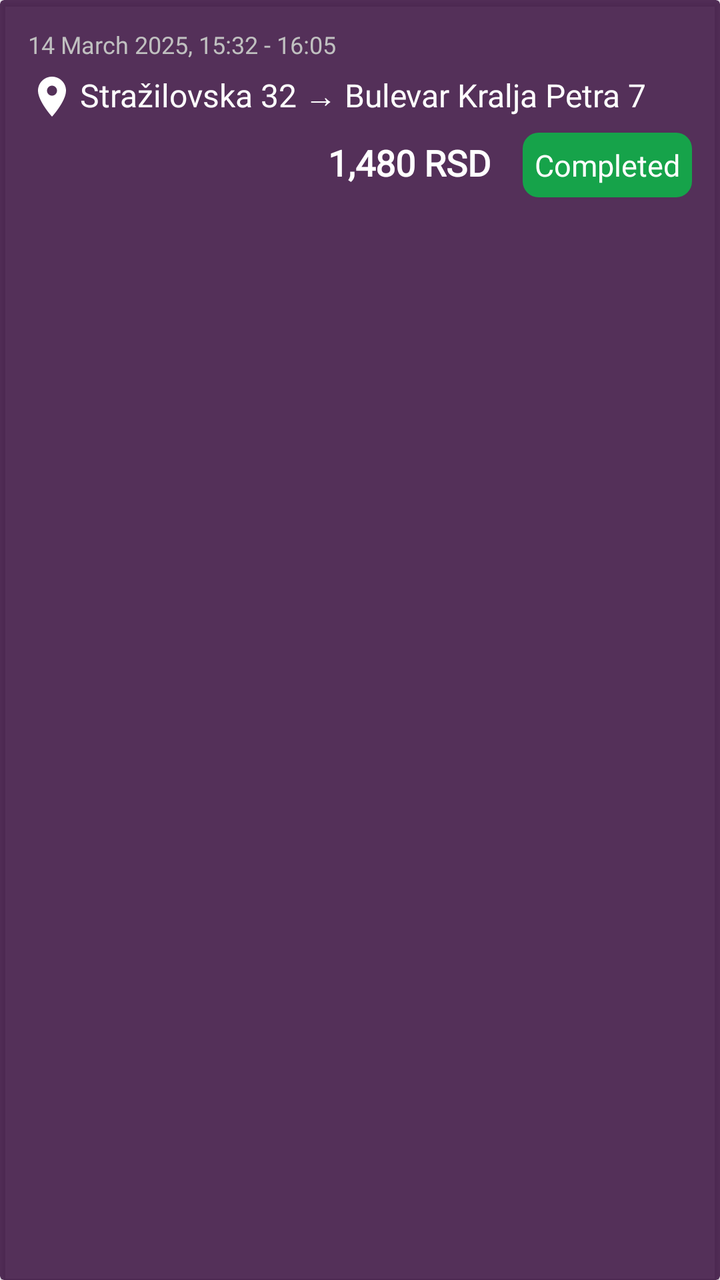
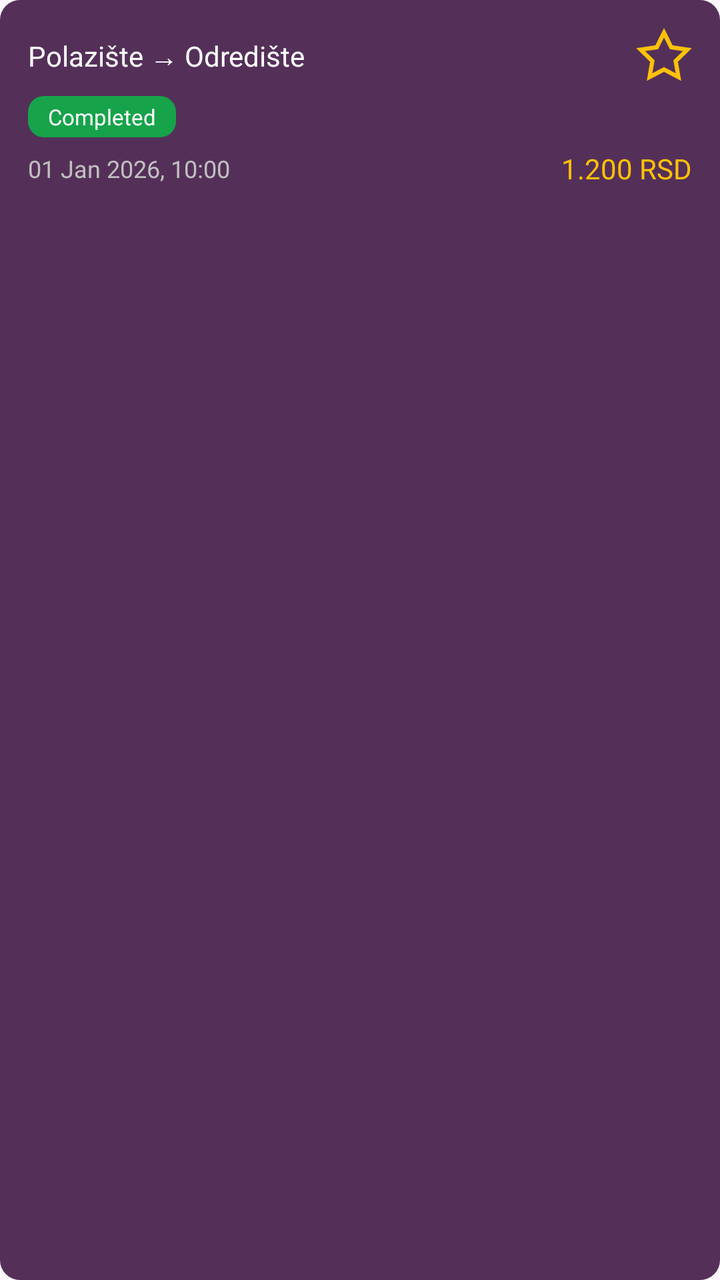

An Android layout rendered at two revisions. The XML below is the earlier revision; the diff shows what the commit changed to produce the second picture.
<!-- AndroidManifest.xml: application theme Theme.UberProject -->
<!-- res/layout/item_ride.xml -->
<?xml version="1.0" encoding="utf-8"?>
<androidx.cardview.widget.CardView
    xmlns:android="http://schemas.android.com/apk/res/android"
    xmlns:app="http://schemas.android.com/apk/res-auto"
    android:layout_width="match_parent"
    android:layout_height="wrap_content"
    android:layout_marginBottom="12dp"
    android:radius="12dp"
    android:backgroundTint="@color/purple_dark_tint">

    <LinearLayout
        android:layout_width="match_parent"
        android:layout_height="wrap_content"
        android:orientation="vertical"
        android:padding="14dp">

        <FrameLayout
            android:layout_width="match_parent"
            android:layout_height="wrap_content">

            <TextView
                android:id="@+id/tvTime"
                android:layout_width="wrap_content"
                android:layout_height="wrap_content"
                android:text="14 March 2025, 15:32 - 16:05"
                android:fontFamily="@font/montserrat_regular_font"
                android:textColor="@color/text_gray"
                android:textSize="12sp" />

            <TextView
                android:id="@+id/tvPanicBadge"
                android:layout_width="wrap_content"
                android:layout_height="wrap_content"
                android:layout_gravity="end|center_vertical"
                android:text="🚨 PANIC"
                android:fontFamily="@font/montserrat_semibold_font"
                android:textColor="@color/text_white"
                android:textSize="11sp"
                android:background="@drawable/bg_status_canceled"
                android:paddingStart="8dp"
                android:paddingEnd="8dp"
                android:paddingTop="4dp"
                android:paddingBottom="4dp"
                android:visibility="gone"
                android:contentDescription="Panic alert badge" />

        </FrameLayout>

        <TextView
            android:id="@+id/tvRoute"
            android:layout_width="wrap_content"
            android:layout_height="wrap_content"
            android:drawableLeft="@drawable/ic_location"
            android:drawableTint="@color/white"
            android:drawablePadding="2dp"
            android:layout_marginTop="6dp"
            android:text="Stražilovska 32 → Bulevar Kralja Petra 7"
            android:fontFamily="@font/montserrat_semibold_font"
            android:textColor="@color/white"
            android:textSize="16sp" />


        <LinearLayout
            android:layout_width="match_parent"
            android:layout_height="wrap_content"
            android:layout_marginTop="6dp"
            android:orientation="horizontal"
            android:gravity="right">

            <TextView
                android:id="@+id/tvPrice"
                android:layout_width="wrap_content"
                android:layout_height="wrap_content"
                android:text="1,480 RSD"
                android:fontFamily="@font/montserrat_semibold_font"
                android:textColor="@color/white"
                android:textSize="18sp"
                android:textStyle="bold"
                android:layout_marginRight="16dp"/>

            <TextView
                android:id="@+id/tvStatus"
                android:layout_width="wrap_content"
                android:layout_height="wrap_content"
                android:padding="6dp"
                android:textSize="15sp"
                android:text="Completed"
                android:fontFamily="@font/montserrat_semibold_font"
                android:textColor="@color/white"
                android:background="@drawable/bg_status_completed" />
        </LinearLayout>

    </LinearLayout>
</androidx.cardview.widget.CardView>
<!-- resources referenced by this layout -->
<resources>
  <color name="purple_dark_tint">#D9370E3D</color>
  <color name="text_gray">#C0C0C0</color>
  <color name="text_white">#FFFFFF</color>
  <color name="white">#FFFFFFFF</color>
  <!-- drawable bg_status_canceled (drawable) -->
  <?xml version="1.0" encoding="utf-8"?>
  <shape xmlns:android="http://schemas.android.com/apk/res/android"
      android:shape="rectangle">
  
      <solid android:color="#DC2626" />
      <corners android:radius="8dp" />
      <padding
          android:left="6dp"
          android:top="4dp"
          android:right="6dp"
          android:bottom="4dp" />
  </shape>
  <!-- drawable bg_status_completed (drawable) -->
  <?xml version="1.0" encoding="utf-8"?>
  <shape xmlns:android="http://schemas.android.com/apk/res/android"
      android:shape="rectangle">
  
      <solid android:color="#16A34A" />
      <corners android:radius="8dp" />
      <padding
          android:left="6dp"
          android:top="4dp"
          android:right="6dp"
          android:bottom="4dp" />
  </shape>
  <!-- drawable ic_location (drawable) -->
  <?xml version="1.0" encoding="utf-8"?>
  <vector xmlns:android="http://schemas.android.com/apk/res/android"
      android:width="24dp"
      android:height="24dp"
      android:viewportWidth="24"
      android:viewportHeight="24">
  
      
      <path
          android:fillColor="#FF000000"
          android:pathData="M12,2C8.13,2 5,5.13 5,9c0,5.25 7,13 7,13s7,-7.75 7,-13c0,-3.87 -3.13,-7 -7,-7zM12,11.5c-1.38,0 -2.5,-1.12 -2.5,-2.5s1.12,-2.5 2.5,-2.5 2.5,1.12 2.5,2.5 -1.12,2.5 -2.5,2.5z"/>
  </vector>
  <style name="Theme.UberProject" parent="Base.Theme.UberProject" />
  <style name="Base.Theme.UberProject" parent="Theme.Material3.DayNight.NoActionBar">
          
          
      </style>
</resources>

<!-- the commit's change to res/layout/item_ride.xml (unified diff, before → after) -->
@@ -1,94 +1,108 @@
 <?xml version="1.0" encoding="utf-8"?>
-<androidx.cardview.widget.CardView
-    xmlns:android="http://schemas.android.com/apk/res/android"
+<LinearLayout xmlns:android="http://schemas.android.com/apk/res/android"
     xmlns:app="http://schemas.android.com/apk/res-auto"
     android:layout_width="match_parent"
     android:layout_height="wrap_content"
-    android:layout_marginBottom="12dp"
-    android:radius="12dp"
-    android:backgroundTint="@color/purple_dark_tint">
+    android:layout_marginBottom="10dp"
+    android:background="@drawable/bg_purple_dark_tint"
+    android:orientation="vertical"
+    android:padding="14dp">
 
+    
     <LinearLayout
         android:layout_width="match_parent"
         android:layout_height="wrap_content"
-        android:orientation="vertical"
-        android:padding="14dp">
-
-        <FrameLayout
-            android:layout_width="match_parent"
-            android:layout_height="wrap_content">
-
-            <TextView
-                android:id="@+id/tvTime"
-                android:layout_width="wrap_content"
-                android:layout_height="wrap_content"
-                android:text="14 March 2025, 15:32 - 16:05"
-                android:fontFamily="@font/montserrat_regular_font"
-                android:textColor="@color/text_gray"
-                android:textSize="12sp" />
-
-            <TextView
-                android:id="@+id/tvPanicBadge"
-                android:layout_width="wrap_content"
-                android:layout_height="wrap_content"
-                android:layout_gravity="end|center_vertical"
-                android:text="🚨 PANIC"
-                android:fontFamily="@font/montserrat_semibold_font"
-                android:textColor="@color/text_white"
-                android:textSize="11sp"
-                android:background="@drawable/bg_status_canceled"
-                android:paddingStart="8dp"
-                android:paddingEnd="8dp"
-                android:paddingTop="4dp"
-                android:paddingBottom="4dp"
-                android:visibility="gone"
-                android:contentDescription="Panic alert badge" />
-
-        </FrameLayout>
+        android:orientation="horizontal"
+        android:gravity="center_vertical"
+        android:layout_marginBottom="6dp">
 
         <TextView
             android:id="@+id/tvRoute"
+            android:layout_width="0dp"
+            android:layout_height="wrap_content"
+            android:layout_weight="1"
+            android:textColor="@color/text_white"
+            android:textSize="14sp"
+            android:fontFamily="@font/montserrat_semibold_font"
+            android:text="Polazište → Odredište" />
+
+        
+        <ImageView
+            android:id="@+id/ivFavoriteStar"
+            android:layout_width="28dp"
+            android:layout_height="28dp"
+            android:layout_marginStart="8dp"
+            android:src="@drawable/ic_star_outline2"
+            android:contentDescription="Favorite"
+            android:clickable="true"
+            android:focusable="true"
+            app:tint="@color/accent_yellow" />
+    </LinearLayout>
+
+    
+    <LinearLayout
+        android:layout_width="match_parent"
+        android:layout_height="wrap_content"
+        android:orientation="horizontal"
+        android:gravity="center_vertical"
+        android:layout_marginBottom="6dp">
+
+        <TextView
+            android:id="@+id/tvStatus"
             android:layout_width="wrap_content"
             android:layout_height="wrap_content"
-            android:drawableLeft="@drawable/ic_location"
-            android:drawableTint="@color/white"
-            android:drawablePadding="2dp"
-            android:layout_marginTop="6dp"
-            android:text="Stražilovska 32 → Bulevar Kralja Petra 7"
+            android:paddingStart="10dp"
+            android:paddingEnd="10dp"
+            android:paddingTop="3dp"
+            android:paddingBottom="3dp"
+            android:textSize="11sp"
             android:fontFamily="@font/montserrat_semibold_font"
-            android:textColor="@color/white"
-            android:textSize="16sp" />
+            android:textColor="@color/text_white"
+            android:background="@drawable/bg_status_completed"
+            android:text="Completed" />
 
+        <TextView
+            android:id="@+id/tvPanicBadge"
+            android:layout_width="wrap_content"
+            android:layout_height="wrap_content"
+            android:layout_marginStart="8dp"
+            android:paddingStart="8dp"
+            android:paddingEnd="8dp"
+            android:paddingTop="3dp"
+            android:paddingBottom="3dp"
+            android:textSize="10sp"
+            android:fontFamily="@font/montserrat_semibold_font"
+            android:textColor="@color/text_white"
+            android:background="#CC0000"
+            android:text="⚠ PANIC"
+            android:visibility="gone" />
+    </LinearLayout>
 
-        <LinearLayout
-            android:layout_width="match_parent"
+    
+    <LinearLayout
+        android:layout_width="match_parent"
+        android:layout_height="wrap_content"
+        android:orientation="horizontal"
+        android:gravity="center_vertical">
+
+        <TextView
+            android:id="@+id/tvTime"
+            android:layout_width="0dp"
             android:layout_height="wrap_content"
-            android:layout_marginTop="6dp"
-            android:orientation="horizontal"
-            android:gravity="right">
+            android:layout_weight="1"
+            android:textColor="@color/text_gray"
+            android:textSize="12sp"
+            android:fontFamily="@font/montserrat_regular_font"
+            android:text="01 Jan 2026, 10:00" />
 
-            <TextView
-                android:id="@+id/tvPrice"
-                android:layout_width="wrap_content"
-                android:layout_height="wrap_content"
-                android:text="1,480 RSD"
-                android:fontFamily="@font/montserrat_semibold_font"
-                android:textColor="@color/white"
-                android:textSize="18sp"
-                android:textStyle="bold"
-                android:layout_marginRight="16dp"/>
+        <TextView
+            android:id="@+id/tvPrice"
+            android:layout_width="wrap_content"
+            android:layout_height="wrap_content"
+            android:textColor="@color/accent_yellow"
+            android:textSize="14sp"
+            android:fontFamily="@font/montserrat_semibold_font"
+            android:text="1.200 RSD" />
+    </LinearLayout>
 
-            <TextView
-                android:id="@+id/tvStatus"
-                android:layout_width="wrap_content"
-                android:layout_height="wrap_content"
-                android:padding="6dp"
-                android:textSize="15sp"
-                android:text="Completed"
-                android:fontFamily="@font/montserrat_semibold_font"
-                android:textColor="@color/white"
-                android:background="@drawable/bg_status_completed" />
-        </LinearLayout>
-
-    </LinearLayout>
-</androidx.cardview.widget.CardView>
+</LinearLayout>
<!-- resource entries referenced after the edit -->
@@ -1,21 +1,20 @@
 <!-- resources referenced by this layout -->
 <resources>
+  <color name="accent_yellow">#FFC107</color>
   <color name="purple_dark_tint">#D9370E3D</color>
   <color name="text_gray">#C0C0C0</color>
   <color name="text_white">#FFFFFF</color>
-  <color name="white">#FFFFFFFF</color>
-  <!-- drawable bg_status_canceled (drawable) -->
+  <!-- drawable bg_purple_dark_tint (drawable) -->
   <?xml version="1.0" encoding="utf-8"?>
   <shape xmlns:android="http://schemas.android.com/apk/res/android"
       android:shape="rectangle">
   
-      <solid android:color="#DC2626" />
-      <corners android:radius="8dp" />
-      <padding
-          android:left="6dp"
-          android:top="4dp"
-          android:right="6dp"
-          android:bottom="4dp" />
+      <solid android:color="@color/purple_dark_tint"/>
+  
+      <corners android:topLeftRadius="10dp"
+          android:topRightRadius="10dp"
+          android:bottomLeftRadius="10dp"
+          android:bottomRightRadius="10dp"/>
   </shape>
   <!-- drawable bg_status_completed (drawable) -->
   <?xml version="1.0" encoding="utf-8"?>
@@ -30,18 +29,18 @@
           android:right="6dp"
           android:bottom="4dp" />
   </shape>
-  <!-- drawable ic_location (drawable) -->
+  <!-- drawable ic_star_outline2 (drawable) -->
   <?xml version="1.0" encoding="utf-8"?>
   <vector xmlns:android="http://schemas.android.com/apk/res/android"
       android:width="24dp"
       android:height="24dp"
       android:viewportWidth="24"
       android:viewportHeight="24">
-  
-      
       <path
-          android:fillColor="#FF000000"
-          android:pathData="M12,2C8.13,2 5,5.13 5,9c0,5.25 7,13 7,13s7,-7.75 7,-13c0,-3.87 -3.13,-7 -7,-7zM12,11.5c-1.38,0 -2.5,-1.12 -2.5,-2.5s1.12,-2.5 2.5,-2.5 2.5,1.12 2.5,2.5 -1.12,2.5 -2.5,2.5z"/>
+          android:fillColor="@android:color/transparent"
+          android:strokeColor="#FFB800"
+          android:strokeWidth="1.8"
+          android:pathData="M12,2L15.09,8.26L22,9.27L17,14.14L18.18,21.02L12,17.77L5.82,21.02L7,14.14L2,9.27L8.91,8.26L12,2Z"/>
   </vector>
   <style name="Theme.UberProject" parent="Base.Theme.UberProject" />
   <style name="Base.Theme.UberProject" parent="Theme.Material3.DayNight.NoActionBar">
